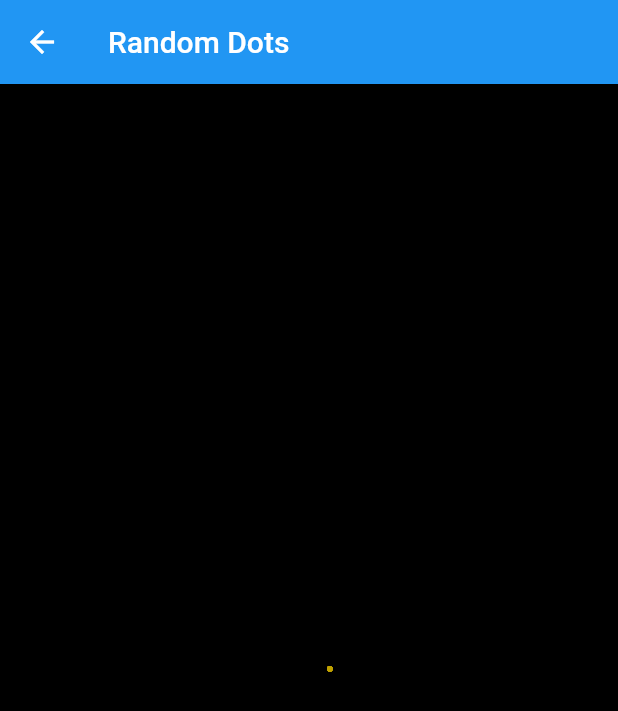
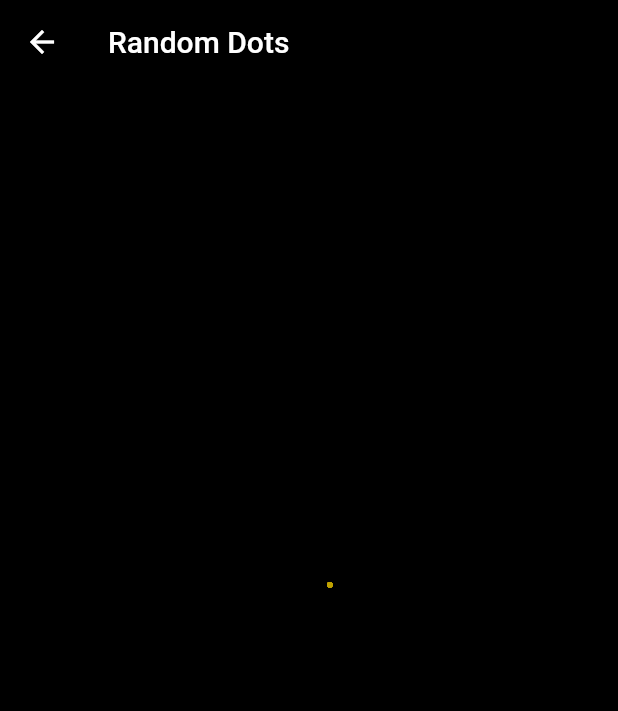
Before and after one commit to nachiketingle/animation_examples, a Flutter app: the screen it shows after launch, after a tap on "Random Dots", on a phone screen of 412 x 824 dp. Shown: the top 711 px of the screen. Run offline on Flutter 3.47's test engine with Material 2 defaults, Android fonts, the phone set to English and light mode, and no system bars.

Commit message:
Changed InkWell to fill button and removed the AppBar from the RandomDots page.

```diff
--- a/lib/main.dart
+++ b/lib/main.dart
@@ -97,14 +97,14 @@ class PageButton extends StatelessWidget{
 
   @override
   Widget build(BuildContext context) {
-    return InkWell(
-      onTap: () {
-        Navigator.push(context, PageFadeTransition(page: page));
-      },
-      child: Container(
-        width: 150,
-        height: 150,
-        child: Card(
+    return Container(
+      width: 150,
+      height: 150,
+      child: Card(
+        child: InkWell(
+          onTap: () {
+            Navigator.push(context, PageFadeTransition(page: page));
+          },
           child: Center(child: Text(text, style: TextStyle(fontWeight: FontWeight.bold), textAlign: TextAlign.center,)),
         ),
       ),
@@ -116,7 +116,12 @@ class RandomDotsPage extends StatelessWidget {
   @override
   Widget build(BuildContext context) {
     return Scaffold(
-      appBar: AppBar(title: Text("Random Dots"),),
+      extendBodyBehindAppBar: true,
+      appBar: AppBar(
+        title: Text("Random Dots"),
+        backgroundColor: Colors.transparent,
+        elevation: 0,
+      ),
       body: RandomDots(
         numOfDots: 250,
         backgroundColor: Colors.black,
```
